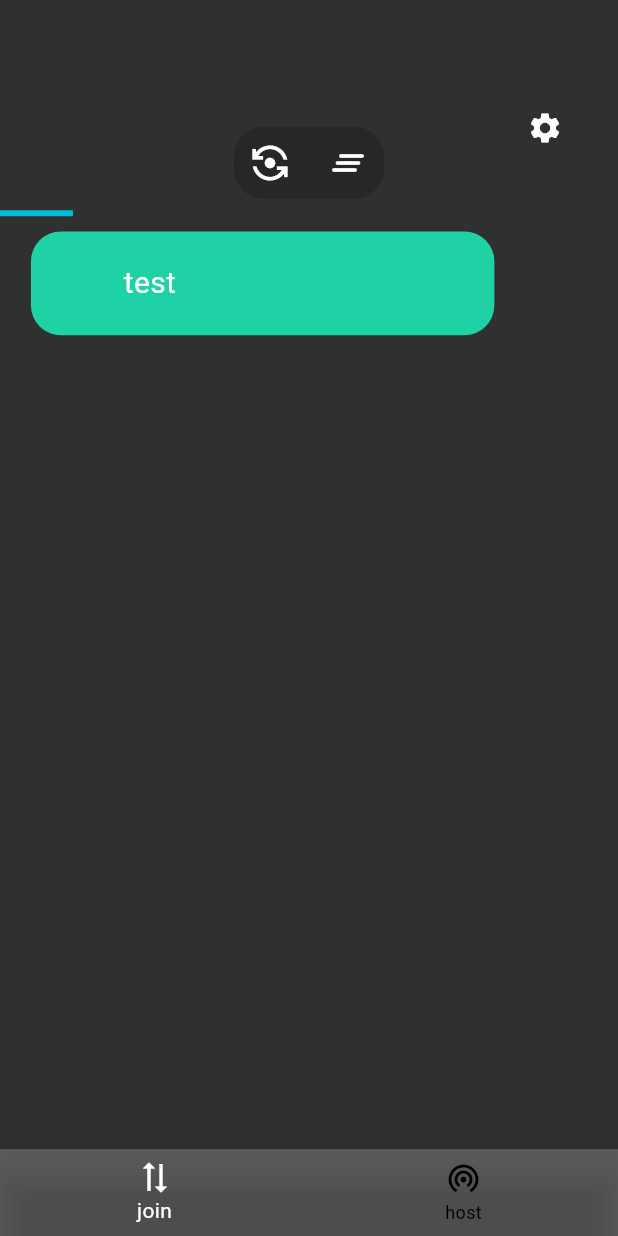
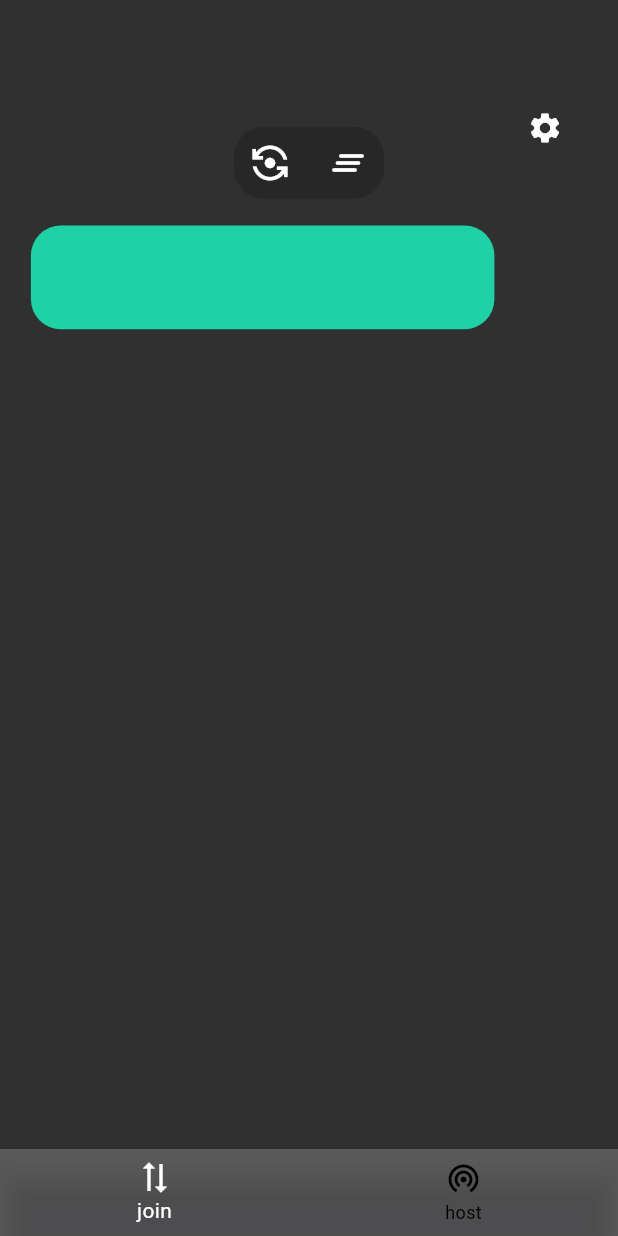
Before and after one commit to darksider-05/live_text, a Flutter app: the screen it shows after launch, after a tap on the "flip camera android" icon, on a phone screen of 412 x 824 dp. Run offline on Flutter 3.47's test engine with Material 3 defaults, Android fonts, the phone set to English and light mode, and no system bars; our stand-ins replace shared_preferences, shelf, shelf_web_socket; missing offline and left inert: network_info_plus; network calls fail.

Commit message:
compile test passed. uncommenting main logic

```diff
--- a/lib/main.dart
+++ b/lib/main.dart
@@ -59,10 +59,9 @@ class _ScfState extends State<Scf> {
   }
 
   Future<void> saveLoad(General general, Palette theme) async {
-    //TODO: not complete: colors
     final settings = await SharedPreferences.getInstance();
-    List name = await settings.getString("name")?.split("|") ?? ["", "", ""];
-    String color = await settings.getString("theme") ?? "";
+    List name = settings.getString("name")?.split("|") ?? ["", "", ""];
+    String color = settings.getString("theme") ?? "";
     general.initName();
     general.setName(name[0], name[1], name[2]);
     await settings.setString(
--- a/lib/pages/hostp.dart
+++ b/lib/pages/hostp.dart
@@ -1,5 +1,6 @@
 import 'dart:convert';
 import 'dart:io';
+import 'dart:math';
 import 'package:flutter/services.dart';
 import 'package:flutter/material.dart';
 import 'package:live_text/providers.dart';
@@ -33,7 +34,13 @@ class _HpState extends State<Hp> {
   var controller = TextEditingController();
   bool clip = false;
 
-  //TODO: implement initstate
+  @override
+  void initState() {
+    // TODO: implement initState
+    super.initState();
+    startTcp();
+    startUdp();
+  }
 
   @override
   void dispose() {
@@ -165,8 +172,8 @@ class _HpState extends State<Hp> {
                     borderRadius: BorderRadius.circular(100),
                     color: widget.theme.current!["bgtint"],
                   ),
-                  width: truewidth * 0.1,
-                  height: truewidth * 0.1,
+                  width: (min(truewidth, trueheight) * 0.2),
+                  height: (min(truewidth, trueheight) * 0.2),
                   child: IconButton(
                     onPressed: () {
                       setState(() {
--- a/lib/pages/joinp.dart
+++ b/lib/pages/joinp.dart
@@ -55,10 +55,9 @@ class _JpState extends State<Jp> {
   }
 
   @override
-  //TODO: edit initstate
   void initState() {
     super.initState();
-    // startclient(widget.general);
+    startclient(widget.general);
   }
 
   @override
--- a/lib/pages/lobby.dart
+++ b/lib/pages/lobby.dart
@@ -22,11 +22,8 @@ class Lb extends StatefulWidget {
 }
 
 class _LbState extends State<Lb> {
-  //TODO: remove the test user later
   RawDatagramSocket? _udpclient;
-  final _hosts = [
-    {"name": "test", "ip": ""},
-  ];
+  final _hosts = [{}];
   double progress = 0;
   int current = 0;
   int end = 254;
@@ -36,7 +33,7 @@ class _LbState extends State<Lb> {
     super.initState();
     final nav = widget.nav;
     if (nav.currentpage == 0) {
-      //////////////////////////////////////////////////////// start
+      start();
     }
   }
 
@@ -128,25 +125,12 @@ class _LbState extends State<Lb> {
                   icon: Icon(
                     Icons.flip_camera_android_sharp,
                     size: 28,
-                    color: widget.theme.current!["text"],
+                    color: widget.general.busy
+                        ? widget.theme.current!["primary"]
+                        : widget.theme.current!["text"],
                   ),
                   onPressed: () async {
-                    ///////////////////////////////////////////////////////////general.busy ? null :scout(widget.general);
-                    // TODO: remove test and add the main part
-                    ///test start
-                    current = 0;
-                    progress = 0;
-                    widget.general.busy = true;
-                    for (int i = 0; i < 255; i++) {
-                      await Future.delayed(const Duration(milliseconds: 40));
-                      setState(() {
-                        current += 1;
-                        progress = current / end;
-                      });
-                    }
-                    widget.general.busy = false;
-
-                    /// test end
+                    widget.general.busy ? null : scout(widget.general);
                   },
                 ),
                 IconButton(
```
